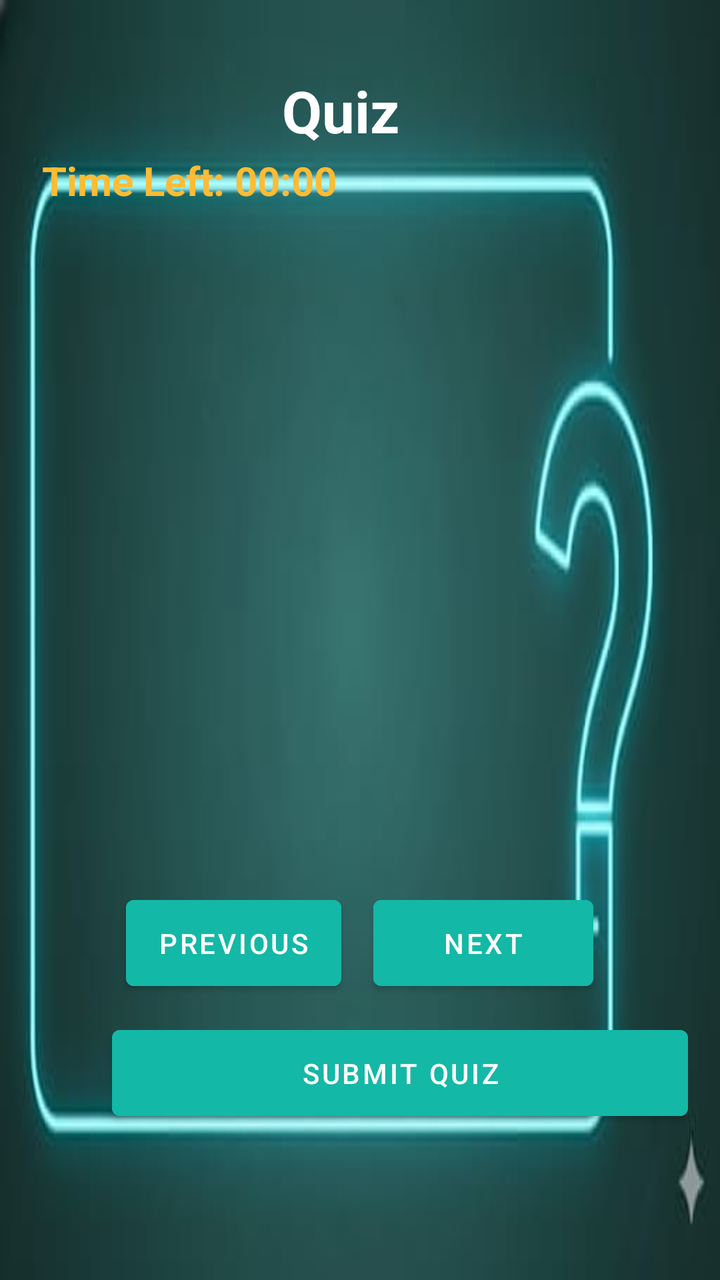
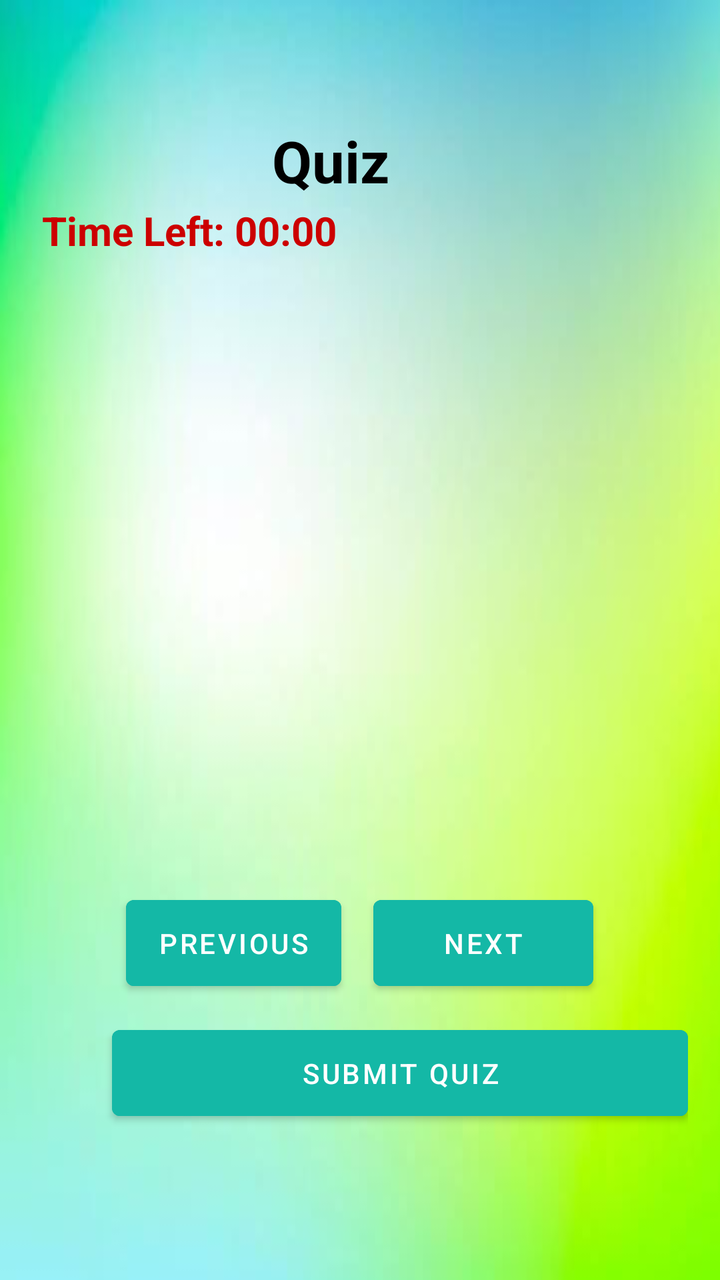

Before-and-after screenshots of an Android layout around one commit, followed by the original layout XML and the change that was made.
<!-- AndroidManifest.xml: application theme Theme.Project5 -->
<!-- res/layout/activity_quiz.xml -->
<?xml version="1.0" encoding="utf-8"?>
<LinearLayout xmlns:android="http://schemas.android.com/apk/res/android"
    android:orientation="vertical"
    android:padding="16dp"
    android:background="@drawable/quiz"
    android:layout_width="match_parent"
    android:layout_height="match_parent">

    

    
    <LinearLayout
        android:layout_width="357dp"
        android:layout_height="wrap_content"

        android:orientation="vertical">

        <TextView
            android:id="@+id/tvQuizTitle"
            android:layout_width="wrap_content"
            android:layout_height="wrap_content"

android:layout_marginLeft="125sp"

            android:layout_marginBottom="2dp"
            android:paddingTop="20dp"
            android:text="Quiz"
            android:textColor="@color/white"
            android:textSize="29sp"
            android:textStyle="bold" />

        <TextView
            android:id="@+id/tvTimer"
            android:layout_width="wrap_content"
            android:layout_height="wrap_content"


android:layout_marginLeft="5sp"

            android:text="Time Left: 00:00"
            android:textColor="@android:color/holo_orange_light"
            android:textSize="20sp"
            android:textStyle="bold" />

    </LinearLayout>
    <androidx.viewpager2.widget.ViewPager2
        android:id="@+id/viewPagerQuestions"
        android:layout_width="match_parent"
        android:layout_height="0dp"
        android:layout_weight="1"
        android:overScrollMode="never" />

    
    <LinearLayout
        android:orientation="horizontal"
        android:gravity="center"
        android:layout_width="match_parent"
        android:layout_height="wrap_content"
android:layout_marginBottom="10dp"
        android:layout_marginTop="12dp">

        <Button
            android:id="@+id/btnBefore"
            android:layout_width="wrap_content"
            android:layout_height="55dp"
            android:text="Previous"
            android:textColor="#FFFFFF"
            android:backgroundTint="#14B8A6"/>

        <Button
            android:id="@+id/btnNext"
            android:layout_width="110dp"
            android:layout_height="55dp"
            android:text="Next"
            android:backgroundTint="#14B8A6"
            android:textColor="#FFFFFF"
            android:layout_marginStart="16dp" />
    </LinearLayout>

    
    <Button
        android:id="@+id/btnSubmit"
        android:layout_width="288dp"
        android:layout_height="55dp"
        android:layout_marginLeft="40dp"

        android:layout_marginBottom="60dp"
        android:backgroundTint="#14B8A6"
        android:text="Submit Quiz"
        android:textColor="#FFFFFF" />

</LinearLayout>
<!-- resources referenced by this layout -->
<resources>
  <color name="white">#FFFFFFFF</color>
  <!-- drawable quiz: jpeg bitmap (drawable, 7738 bytes) -->
  <style name="Theme.Project5" parent="Base.Theme.Project5" />
  <style name="Base.Theme.Project5" parent="Theme.MaterialComponents.DayNight.NoActionBar">
          <item name="colorSecondary">#2196F3</item>
          <item name="colorControlActivated">#2196F3</item>
          <item name="colorOnSurface">#2196F3</item>
          
  
          
      </style>
</resources>

<!-- the commit's change to res/layout/activity_quiz.xml (unified diff, before → after) -->
@@ -2,7 +2,7 @@
 <LinearLayout xmlns:android="http://schemas.android.com/apk/res/android"
     android:orientation="vertical"
     android:padding="16dp"
-    android:background="@drawable/quiz"
+    android:background="@drawable/homepage2"
     android:layout_width="match_parent"
     android:layout_height="match_parent">
 
@@ -20,12 +20,12 @@
             android:layout_width="wrap_content"
             android:layout_height="wrap_content"
 
-android:layout_marginLeft="125sp"
+android:layout_marginLeft="120sp"
 
             android:layout_marginBottom="2dp"
-            android:paddingTop="20dp"
+            android:paddingTop="45dp"
             android:text="Quiz"
-            android:textColor="@color/white"
+            android:textColor="@color/black"
             android:textSize="29sp"
             android:textStyle="bold" />
 
@@ -38,7 +38,7 @@ android:layout_marginLeft="125sp"
 android:layout_marginLeft="5sp"
 
             android:text="Time Left: 00:00"
-            android:textColor="@android:color/holo_orange_light"
+            android:textColor="@android:color/holo_red_dark"
             android:textSize="20sp"
             android:textStyle="bold" />
 
<!-- resource entries referenced after the edit -->
@@ -1,7 +1,7 @@
 <!-- resources referenced by this layout -->
 <resources>
-  <color name="white">#FFFFFFFF</color>
-  <!-- drawable quiz: jpeg bitmap (drawable, 7738 bytes) -->
+  <color name="black">#FF000000</color>
+  <!-- drawable homepage2: jpeg bitmap (drawable, 8609 bytes) -->
   <style name="Theme.Project5" parent="Base.Theme.Project5" />
   <style name="Base.Theme.Project5" parent="Theme.MaterialComponents.DayNight.NoActionBar">
           <item name="colorSecondary">#2196F3</item>
